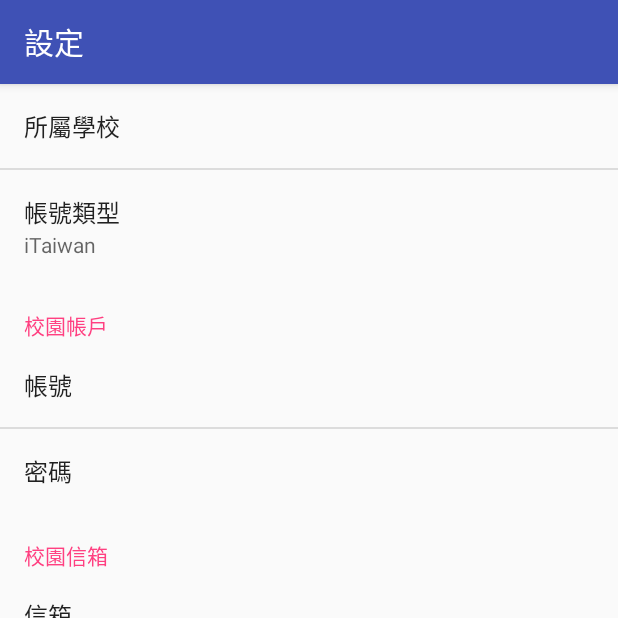
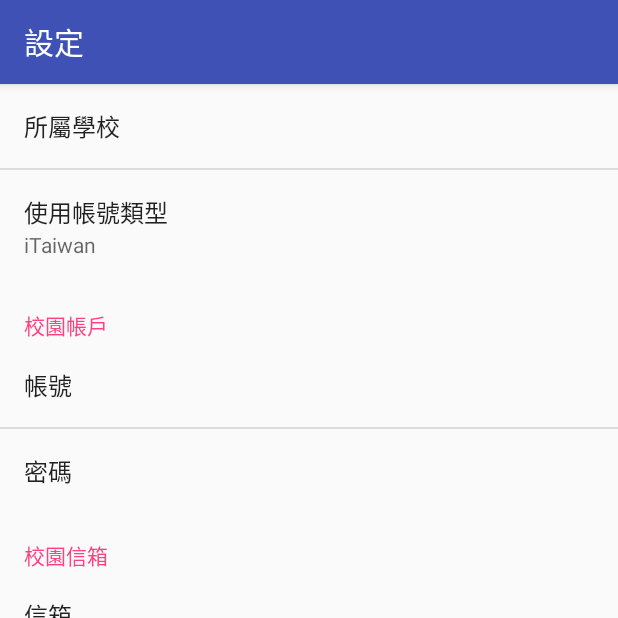
Before and after one commit to TANet-Roamer/TANetRoamer-android, an Android app: the screen it shows after launch (SettingsActivity), on a phone screen of 412 x 824 dp, the top half of it. Run offline under Robolectric (Android 15) with nearby library versions, the phone set to English and light mode, and no system bars; 5 statements that could not run were skipped.

Commit message:
first commit

```diff
--- a/app/build.gradle
+++ b/app/build.gradle
@@ -8,15 +8,17 @@ android {
         minSdkVersion 19
         targetSdkVersion 25
         versionCode 1
-        versionName "1.0"
+        versionName '0.1'
         testInstrumentationRunner "android.support.test.runner.AndroidJUnitRunner"
-        vectorDrawables.useSupportLibrary= true
+        vectorDrawables.useSupportLibrary = true
     }
     buildTypes {
         release {
             minifyEnabled false
             proguardFiles getDefaultProguardFile('proguard-android.txt'), 'proguard-rules.pro'
         }
+    }
+    productFlavors {
     }
 }
 
--- a/app/src/main/res/xml/pref_data_sync.xml
+++ b/app/src/main/res/xml/pref_data_sync.xml
@@ -6,7 +6,7 @@
         android:key="school_studing" />
     <ListPreference
         android:defaultValue="itw"
-        android:title="帳號類型"
+        android:title="使用帳號類型"
         android:entries="@array/list_preference_entries"
         android:entryValues="@array/list_preference_entry_values"
         android:key="id_type" />
```
Also changed, not shown: 2 other files.
